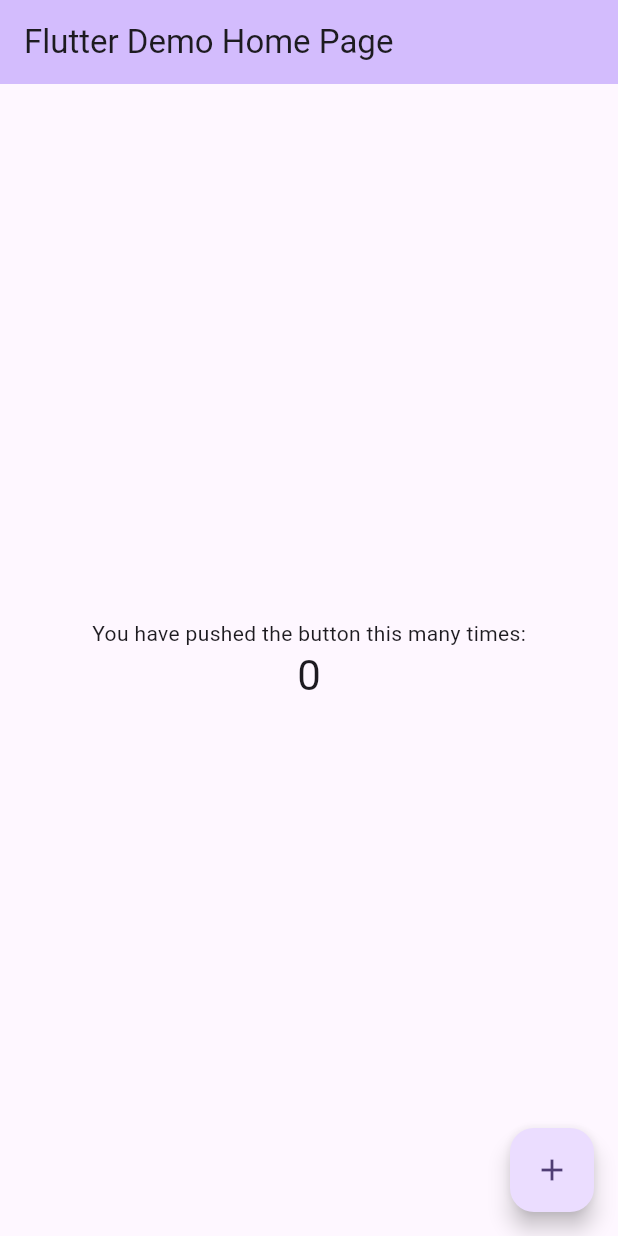
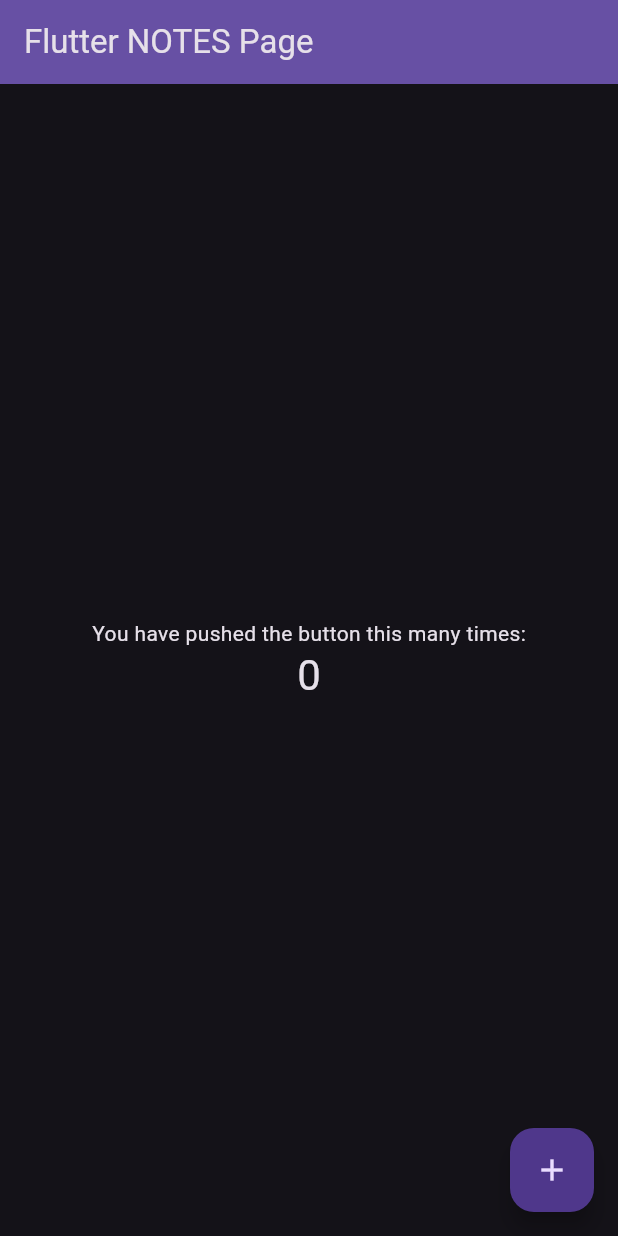
Before and after one commit to enrahsn/notes, a Flutter app: the screen it shows after launch, on a phone screen of 412 x 824 dp. Run offline on Flutter 3.47's test engine with Material 3 defaults, Android fonts, the phone set to English and light mode, and no system bars.

Commit message:
modified theme

```diff
--- a/lib/main.dart
+++ b/lib/main.dart
@@ -7,12 +7,15 @@ class MyApp extends StatelessWidget {
   @override
   Widget build(BuildContext context) {
     return MaterialApp(
-      title: 'Flutter Demo',
-      theme: ThemeData(
-        colorScheme: ColorScheme.fromSeed(seedColor: Colors.deepPurple),
-        useMaterial3: true,
-      ),
-      home: const MyHomePage(title: 'Flutter Demo Home Page'),
+      title: 'Flutter notes',
+      theme: ThemeData(brightness: Brightness.dark),
+      // theme: ThemeData
+      // theme: ThemeData(
+        // colorScheme: ColorScheme.fromSeed(seedColor: Colors.deepPurple),
+        // useMaterial3: true,
+      // .dark(),
+      // home: const MyHomePage(title: 'Flutter NOTES Page'),
+      home: const MyHomePage(title: 'Flutter NOTES Page'),
     );
   }
 }
```
